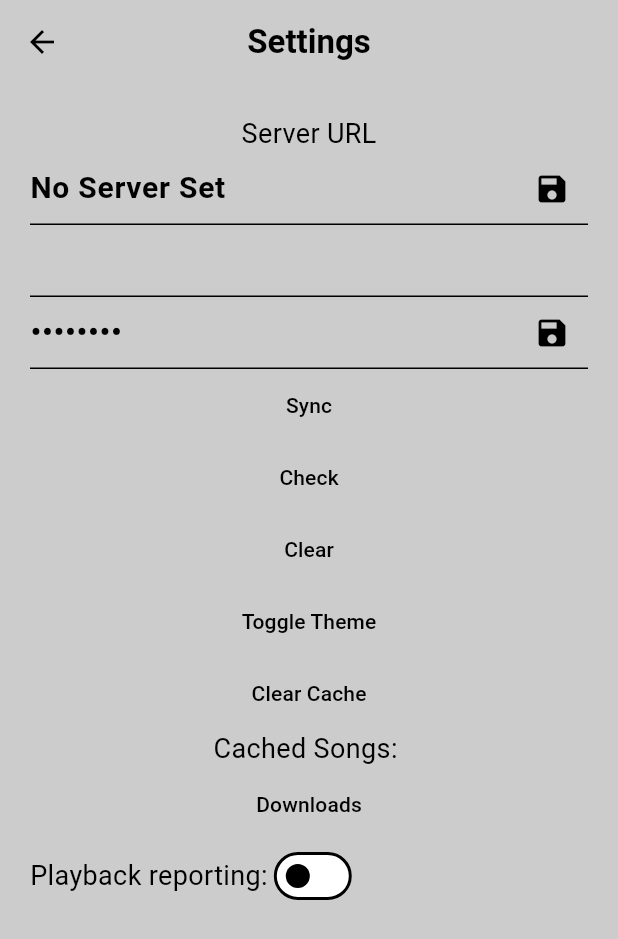
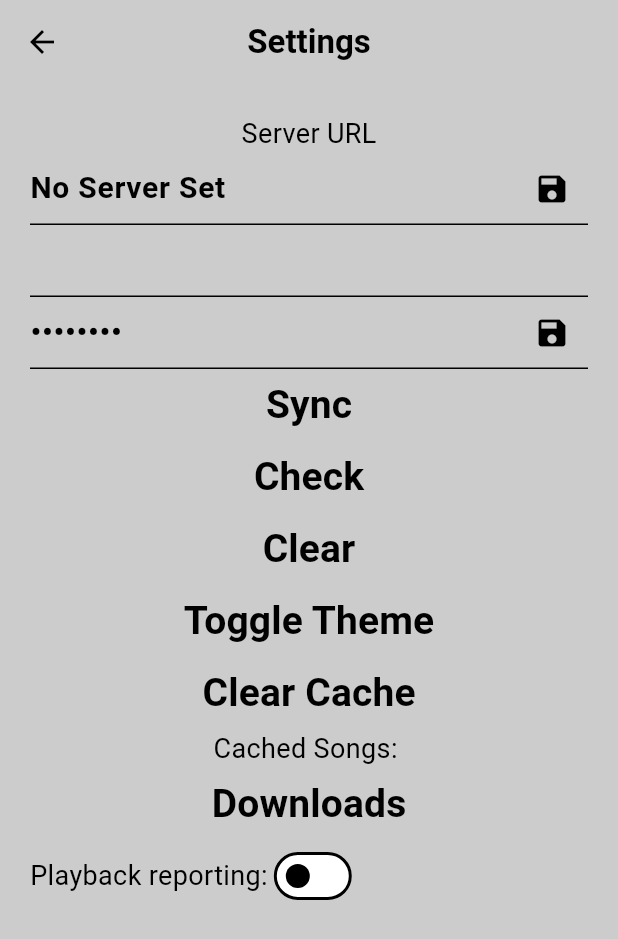
Before and after one commit to obiwanconobi/jel-music-app, a Flutter app: the screen it shows after launch, after a tap on the "settings" icon, on a phone screen of 412 x 824 dp. Shown: the top 939 px of the screen. Run offline on Flutter 3.47's test engine with Material 3 defaults, Android fonts, the light colour scheme and no system bars; our stand-ins replace adaptive_theme, audio_service, audio_video_progress_bar, cached_network_image, device_info, expandable_text and 9 more; missing offline and left inert: solid_bottom_sheet; accounts and stored records are empty; network calls fail.

Commit message:
more ui changes

```diff
--- a/lib/controllers/album_controller.dart
+++ b/lib/controllers/album_controller.dart
@@ -38,10 +38,14 @@ class AlbumController {
 
   Future<Artists> getArtistInfo()async{
      await artistsHelper.openBox();
+     String artistIds = "";
      var artistRaw = artistsHelper.returnArtist(artistId!);
      artistInfo.id = artistRaw!.id;
+     artistIds = artistRaw!.id;
      artistInfo.name = artistRaw.name;
-     artistInfo.picture = artistRaw.picture;
+    var pictureUrl = "$baseServerUrl/Items/$artistIds/Images/Primary?fillHeight=480&fillWidth=480&quality=96";
+
+     artistInfo.picture = pictureUrl;
      artistInfo.favourite = artistRaw.favourite;
      artistInfo.overview = artistRaw.overview;
      return artistInfo;
--- a/lib/main.dart
+++ b/lib/main.dart
@@ -86,7 +86,8 @@ static ThemeData lightTheme = ThemeData(
       backgroundColor: const Color.fromARGB(255, 204, 204, 204), // Your secondary color
     ), // Your accent color for dark mode
     textTheme: const TextTheme(
-      bodyLarge: TextStyle(color: Colors.black, fontSize: 20, fontFamily: 'League Spartan', fontWeight: FontWeight.w600), // Text color for dark theme
+      labelLarge: TextStyle(color: Colors.black, fontSize:26, fontWeight: FontWeight.w600),
+      bodyLarge: TextStyle(color: Colors.black, fontSize: 20, fontWeight: FontWeight.w600), // Text color for dark theme
       bodyMedium: TextStyle(color: Colors.black, fontSize: 18),
       bodySmall: TextStyle(color: Colors.black, fontSize: 16),
       labelSmall: TextStyle(color: Colors.black, fontSize: 11)
@@ -115,7 +116,8 @@ static ThemeData lightTheme = ThemeData(
       backgroundColor: const Color(0xFF1C1B1B), // Your secondary color
     ), // Your accent color for dark mode
     textTheme: const TextTheme(
-      bodyLarge: TextStyle(color: Colors.white, fontSize: 20, fontFamily: 'League Spartan', fontWeight: FontWeight.w600), // Text color for dark theme
+      labelLarge: TextStyle(color: Colors.white, fontSize:26, fontWeight: FontWeight.w600),
+      bodyLarge: TextStyle(color: Colors.white, fontSize: 20, fontWeight: FontWeight.w600), // Text color for dark theme
       bodyMedium: TextStyle(color: Colors.white, fontSize: 18),
       bodySmall: TextStyle(color: Colors.white, fontSize: 16),
       labelSmall: TextStyle(color: Colors.white, fontSize: 11)
```
Also changed, not shown: lib/widgets/album_page.dart (+45 -7 lines).
